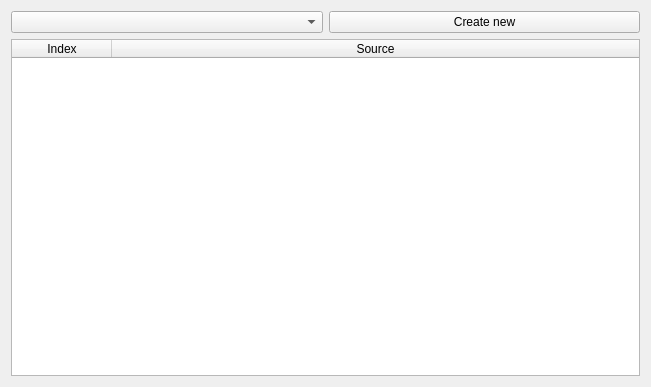
Old version of the form src/gui/deckwidget.ui in the repository CompEphys-team/rtdo.
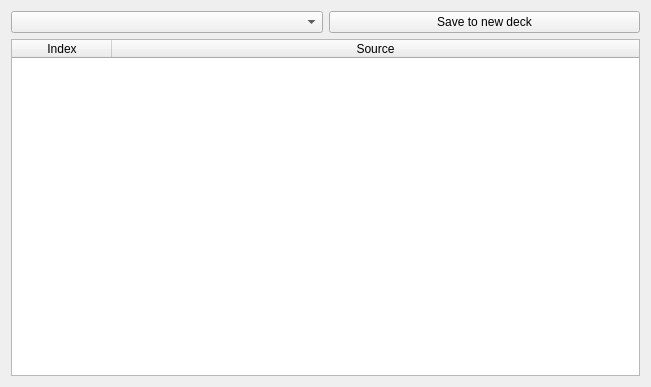
New version of the form.

Commit message: Extended DeckWidget to allow external control

```diff
--- a/src/gui/deckwidget.ui
+++ b/src/gui/deckwidget.ui
@@ -20,7 +20,7 @@
    <item row="0" column="1">
     <widget class="QPushButton" name="create">
      <property name="text">
-      <string>Create new</string>
+      <string>Save to new deck</string>
      </property>
     </widget>
    </item>
```
The commit also changes 2 other files.
